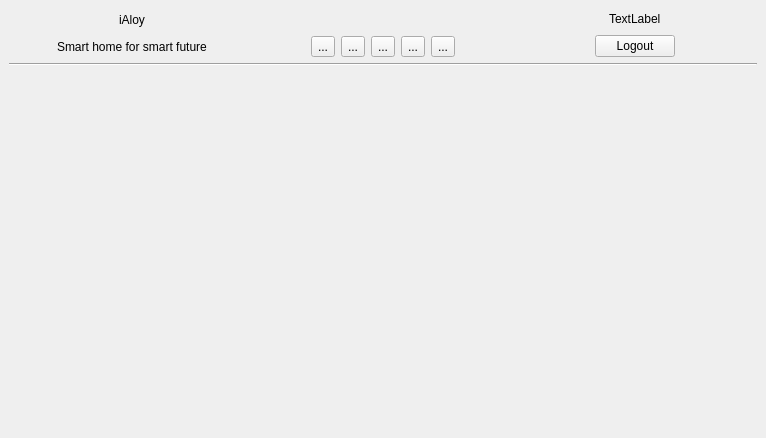
This is resource/ui/dashboard.ui in arghyabi/iAloy_old_desktop_app as Qt 5 draws it before an edit. The edited form follows.
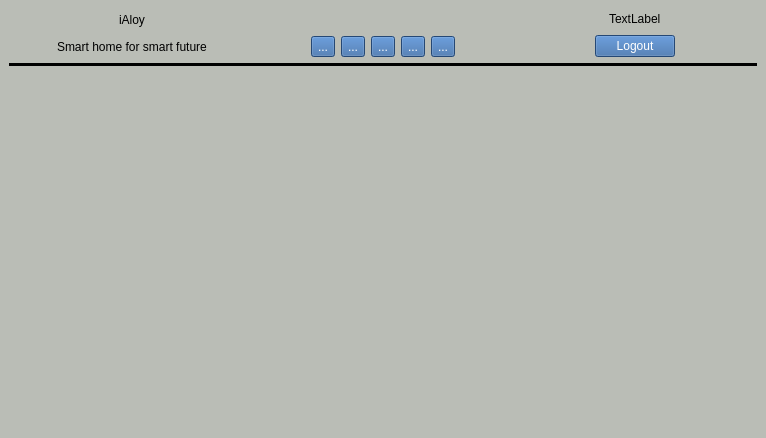
This is the edited form.

Commit message:
Physical button functionality completed, Redesigned UI, Log controller python file added,
KNOWN ISSUE : Physical button sync problem.

```diff
--- a/resource/ui/dashboard.ui
+++ b/resource/ui/dashboard.ui
@@ -13,6 +13,9 @@
   <property name="windowTitle">
    <string>MainWindow</string>
   </property>
+  <property name="styleSheet">
+   <string notr="true">background-color: rgb(186, 189, 182);</string>
+  </property>
   <widget class="QWidget" name="centralwidget">
    <layout class="QVBoxLayout" name="verticalLayout_2">
     <item>
@@ -36,6 +39,9 @@
           </item>
           <item>
            <widget class="QLabel" name="ialoy_logo_label">
+            <property name="styleSheet">
+             <string notr="true">font-size: &quot;10px&quot;;</string>
+            </property>
             <property name="text">
              <string>iAloy</string>
             </property>
@@ -112,7 +118,7 @@
             </property>
            </spacer>
           </item>
-          <item>
+          <item alignment="Qt::AlignHCenter|Qt::AlignVCenter">
            <widget class="QLabel" name="time_label">
             <property name="text">
              <string/>
@@ -149,14 +155,44 @@
             </property>
            </spacer>
           </item>
+          <item>
+           <widget class="QToolButton" name="wifi_tool_button">
+            <property name="toolTip">
+             <string>WiFi</string>
+            </property>
+            <property name="styleSheet">
+             <string notr="true">background-color: rgb(52, 101, 164);
+color: rgb(255, 255, 255);</string>
+            </property>
+            <property name="text">
+             <string>...</string>
+            </property>
+            <property name="iconSize">
+             <size>
+              <width>26</width>
+              <height>26</height>
+             </size>
+            </property>
+           </widget>
+          </item>
           <item>
            <widget class="QToolButton" name="app_update_button">
             <property name="toolTip">
              <string>Update</string>
             </property>
+            <property name="styleSheet">
+             <string notr="true">background-color: rgb(52, 101, 164);
+color: rgb(255, 255, 255);</string>
+            </property>
             <property name="text">
              <string>...</string>
             </property>
+            <property name="iconSize">
+             <size>
+              <width>26</width>
+              <height>26</height>
+             </size>
+            </property>
            </widget>
           </item>
           <item>
@@ -164,19 +200,19 @@
             <property name="toolTip">
              <string>Virtual Keyboard</string>
             </property>
-            <property name="text">
-             <string>...</string>
+            <property name="styleSheet">
+             <string notr="true">background-color: rgb(52, 101, 164);
+color: rgb(255, 255, 255);</string>
             </property>
-           </widget>
-          </item>
-          <item>
-           <widget class="QToolButton" name="wifi_tool_button">
-            <property name="toolTip">
-             <string>WiFi</string>
-            </property>
             <property name="text">
              <string>...</string>
             </property>
+            <property name="iconSize">
+             <size>
+              <width>42</width>
+              <height>26</height>
+             </size>
+            </property>
            </widget>
           </item>
           <item>
@@ -184,9 +220,19 @@
             <property name="toolTip">
              <string>Settings</string>
             </property>
+            <property name="styleSheet">
+             <string notr="true">background-color: rgb(52, 101, 164);
+color: rgb(255, 255, 255);</string>
+            </property>
             <property name="text">
              <string>...</string>
             </property>
+            <property name="iconSize">
+             <size>
+              <width>26</width>
+              <height>26</height>
+             </size>
+            </property>
            </widget>
           </item>
           <item>
@@ -194,9 +240,22 @@
             <property name="toolTip">
              <string>Power</string>
             </property>
+            <property name="styleSheet">
+             <string notr="true">background-color: rgb(52, 101, 164);
+color: rgb(255, 255, 255);</string>
+            </property>
             <property name="text">
              <string>...</string>
             </property>
+            <property name="iconSize">
+             <size>
+              <width>26</width>
+              <height>26</height>
+             </size>
+            </property>
+            <property name="shortcut">
+             <string>Ctrl+S</string>
+            </property>
            </widget>
           </item>
           <item>
@@ -233,7 +292,7 @@
             </property>
            </spacer>
           </item>
-          <item>
+          <item alignment="Qt::AlignHCenter|Qt::AlignVCenter">
            <widget class="QLabel" name="pi_name_label">
             <property name="text">
              <string>TextLabel</string>
@@ -272,6 +331,10 @@
           </item>
           <item>
            <widget class="QPushButton" name="logout_button">
+            <property name="styleSheet">
+             <string notr="true">background-color: rgb(52, 101, 164);
+color: rgb(255, 255, 255);</string>
+            </property>
             <property name="text">
              <string>Logout</string>
             </property>
@@ -298,6 +361,13 @@
     </item>
     <item>
      <widget class="Line" name="line">
+      <property name="styleSheet">
+       <string notr="true">border-color: rgb(0, 0, 0);
+background-color: rgb(0, 0, 0);</string>
+      </property>
+      <property name="lineWidth">
+       <number>2</number>
+      </property>
       <property name="orientation">
        <enum>Qt::Horizontal</enum>
       </property>
```
The commit also changes 17 other files.
